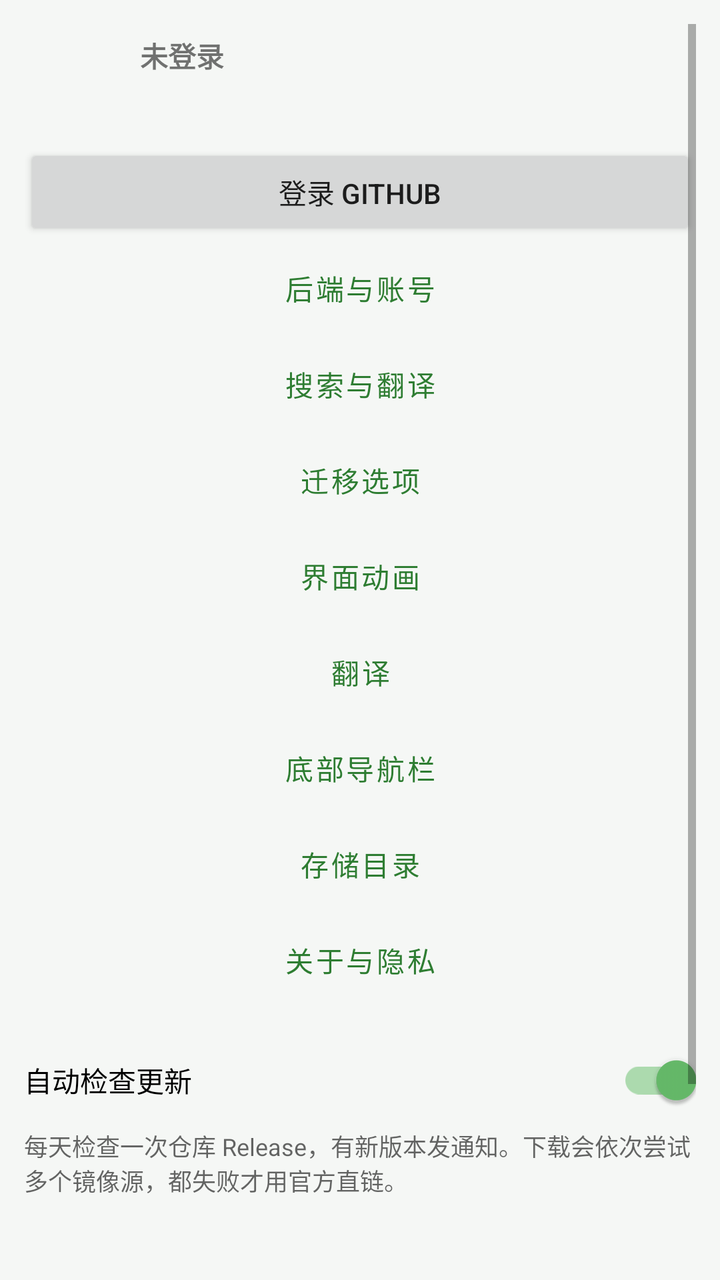
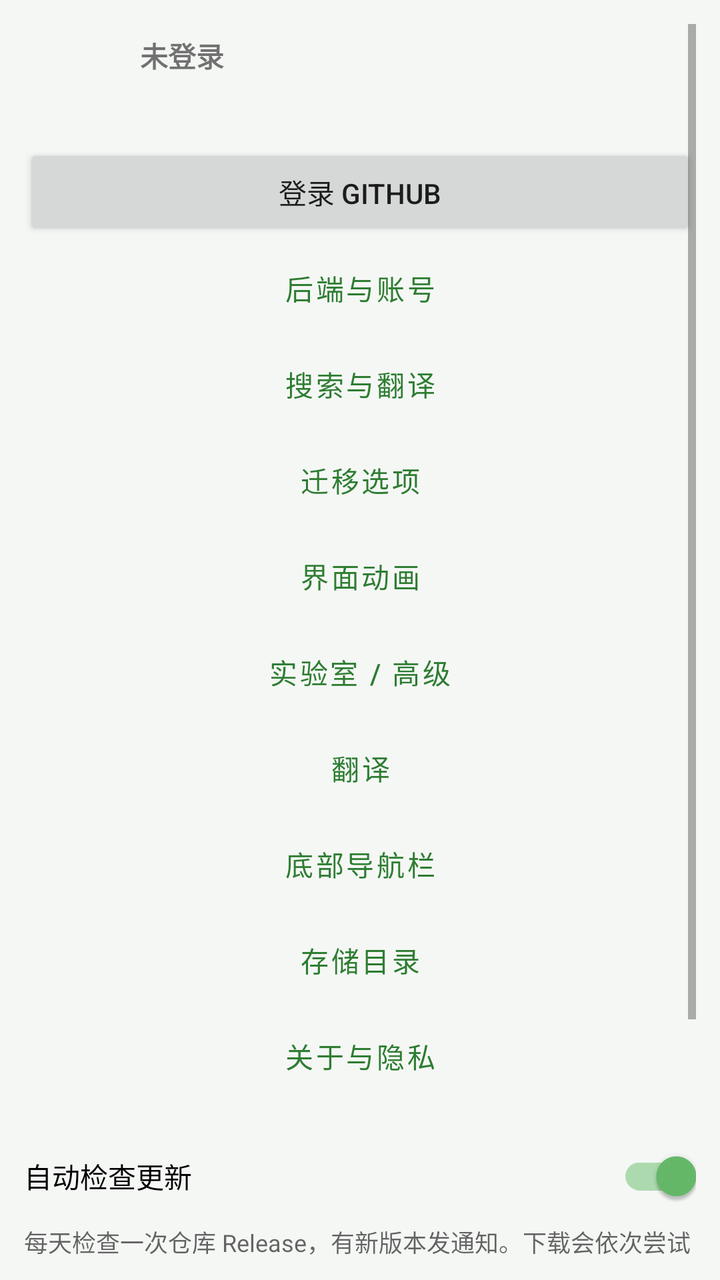

Compare the two renders of this Android layout. The source of the first and the diff that turns it into the second are given below.
<!-- AndroidManifest.xml: application theme Theme.ModMigrator -->
<!-- res/layout/fragment_settings_main.xml -->
<?xml version="1.0" encoding="utf-8"?>
<ScrollView xmlns:android="http://schemas.android.com/apk/res/android"
    android:layout_width="match_parent"
    android:layout_height="match_parent"
    android:padding="12dp">

    <LinearLayout
        android:layout_width="match_parent"
        android:layout_height="wrap_content"
        android:orientation="vertical">

        <LinearLayout
            android:id="@+id/rowAccount"
            android:layout_width="match_parent"
            android:layout_height="wrap_content"
            android:gravity="center_vertical"
            android:orientation="horizontal"
            android:paddingBottom="12dp">

            <ImageView
                android:id="@+id/ivAvatar"
                android:layout_width="48dp"
                android:layout_height="48dp"
                android:contentDescription="@string/app_name"
                android:src="@drawable/ic_person" />

            <LinearLayout
                android:layout_width="0dp"
                android:layout_height="wrap_content"
                android:layout_marginStart="10dp"
                android:layout_weight="1"
                android:orientation="vertical">

                <TextView
                    android:id="@+id/tvAccount"
                    android:layout_width="match_parent"
                    android:layout_height="wrap_content"
                    android:text="@string/account_not_login"
                    android:textStyle="bold" />

                <TextView
                    android:id="@+id/tvConnState"
                    android:layout_width="match_parent"
                    android:layout_height="wrap_content"
                    android:textColor="@color/textSecondary"
                    android:textSize="12sp" />
            </LinearLayout>
        </LinearLayout>

        <Button
            android:id="@+id/btnAccount"
            android:layout_width="match_parent"
            android:layout_height="wrap_content"
            android:text="@string/account_login" />

        <Button
            android:id="@+id/btnGoBackend"
            style="@style/Widget.MaterialComponents.Button.OutlinedButton"
            android:layout_width="match_parent"
            android:layout_height="wrap_content"
            android:text="@string/menu_backend" />

        <Button
            android:id="@+id/btnGoSearch"
            style="@style/Widget.MaterialComponents.Button.OutlinedButton"
            android:layout_width="match_parent"
            android:layout_height="wrap_content"
            android:text="@string/menu_search" />

        <Button
            android:id="@+id/btnGoMigrate"
            style="@style/Widget.MaterialComponents.Button.OutlinedButton"
            android:layout_width="match_parent"
            android:layout_height="wrap_content"
            android:text="@string/menu_migrate" />

        <Button
            android:id="@+id/btnGoAnim"
            style="@style/Widget.MaterialComponents.Button.OutlinedButton"
            android:layout_width="match_parent"
            android:layout_height="wrap_content"
            android:text="@string/anim_title" />

        <Button
            android:id="@+id/btnGoTranslate"
            style="@style/Widget.MaterialComponents.Button.OutlinedButton"
            android:layout_width="match_parent"
            android:layout_height="wrap_content"
            android:text="@string/menu_translate" />

        <Button
            android:id="@+id/btnGoNav"
            style="@style/Widget.MaterialComponents.Button.OutlinedButton"
            android:layout_width="match_parent"
            android:layout_height="wrap_content"
            android:text="@string/menu_nav" />

        <Button
            android:id="@+id/btnGoStorage"
            style="@style/Widget.MaterialComponents.Button.OutlinedButton"
            android:layout_width="match_parent"
            android:layout_height="wrap_content"
            android:text="@string/menu_storage" />

        <Button
            android:id="@+id/btnGoAbout"
            style="@style/Widget.MaterialComponents.Button.OutlinedButton"
            android:layout_width="match_parent"
            android:layout_height="wrap_content"
            android:text="@string/menu_about" />

        <com.google.android.material.switchmaterial.SwitchMaterial
            android:id="@+id/swUpdate"
            android:layout_width="match_parent"
            android:layout_height="wrap_content"
            android:layout_marginTop="12dp"
            android:checked="true"
            android:text="@string/cfg_update" />

        <TextView
            android:layout_width="match_parent"
            android:layout_height="wrap_content"
            android:paddingBottom="8dp"
            android:text="@string/cfg_update_hint"
            android:textColor="@color/textSecondary"
            android:textSize="12sp" />

        <com.google.android.material.switchmaterial.SwitchMaterial
            android:id="@+id/swOffline"
            android:layout_width="match_parent"
            android:layout_height="wrap_content"
            android:layout_marginTop="12dp"
            android:text="@string/cfg_offline" />

        <TextView
            android:layout_width="match_parent"
            android:layout_height="wrap_content"
            android:paddingBottom="8dp"
            android:text="@string/cfg_offline_hint"
            android:textColor="@color/textSecondary"
            android:textSize="12sp" />
    </LinearLayout>
</ScrollView>
<!-- resources referenced by this layout -->
<resources>
  <color name="textSecondary">#99000000</color>
  <!-- drawable ic_person (drawable) -->
  <?xml version="1.0" encoding="utf-8"?>
  <vector xmlns:android="http://schemas.android.com/apk/res/android"
      android:width="24dp" android:height="24dp"
      android:viewportWidth="960" android:viewportHeight="960"
      android:tint="?attr/colorControlNormal">
      <path android:fillColor="@android:color/white" android:pathData="M480-480q-66 0-113-47t-47-113q0-66 47-113t113-47q66 0 113 47t47 113q0 66-47 113t-113 47ZM160-160v-32q0-34 17.5-62.5T224-294q62-31 126-45t130-14q66 0 130 14t126 45q29 15 46.5 43.5T800-208v32H160Z" />
  </vector>
  <string name="account_login">登录 GitHub</string>
  <string name="account_not_login">未登录</string>
  <string name="anim_title">界面动画</string>
  <string name="app_name">模组迁移助手</string>
  <string name="cfg_offline">完全离线（断网）</string>
  <string name="cfg_offline_hint">开启后任何网络请求都不发：只用本地词典与已缓存译文，搜索与下载不可用，但已装模组的迁移、配置编辑照常。注意：这与「关掉后端」是两回事——关后端只是改成你自己填 Key 直连，仍然联网。</string>
  <string name="cfg_update">自动检查更新</string>
  <string name="cfg_update_hint">每天检查一次仓库 Release，有新版本发通知。下载会依次尝试多个镜像源，都失败才用官方直链。</string>
  <string name="menu_about">关于与隐私</string>
  <string name="menu_backend">后端与账号</string>
  <string name="menu_migrate">迁移选项</string>
  <string name="menu_nav">底部导航栏</string>
  <string name="menu_search">搜索与翻译</string>
  <string name="menu_storage">存储目录</string>
  <string name="menu_translate">翻译</string>
  <style name="Theme.ModMigrator" parent="Theme.MaterialComponents.DayNight.NoActionBar">
          <item name="colorPrimary">@color/primary</item>
          <item name="colorPrimaryDark">@color/primaryDark</item>
          <item name="colorAccent">@color/accent</item>
          <item name="android:windowBackground">@color/bg</item>
          <item name="android:statusBarColor">@color/primaryDark</item>
          <item name="preferenceTheme">@style/PreferenceThemeOverlay</item>
      </style>
  <color name="primary">#FF2E7D32</color>
  <color name="primaryDark">#FF1B5E20</color>
  <color name="accent">#FF66BB6A</color>
  <color name="bg">#FFF5F7F5</color>
</resources>

<!-- the commit's change to res/layout/fragment_settings_main.xml (unified diff, before → after) -->
@@ -82,6 +82,13 @@
             android:text="@string/anim_title" />
 
         <Button
+            android:id="@+id/btnGoLab"
+            style="@style/Widget.MaterialComponents.Button.OutlinedButton"
+            android:layout_width="match_parent"
+            android:layout_height="wrap_content"
+            android:text="@string/menu_lab" />
+
+        <Button
             android:id="@+id/btnGoTranslate"
             style="@style/Widget.MaterialComponents.Button.OutlinedButton"
             android:layout_width="match_parent"
<!-- resource entries referenced after the edit -->
@@ -19,6 +19,7 @@
   <string name="cfg_update_hint">每天检查一次仓库 Release，有新版本发通知。下载会依次尝试多个镜像源，都失败才用官方直链。</string>
   <string name="menu_about">关于与隐私</string>
   <string name="menu_backend">后端与账号</string>
+  <string name="menu_lab">实验室 / 高级</string>
   <string name="menu_migrate">迁移选项</string>
   <string name="menu_nav">底部导航栏</string>
   <string name="menu_search">搜索与翻译</string>
